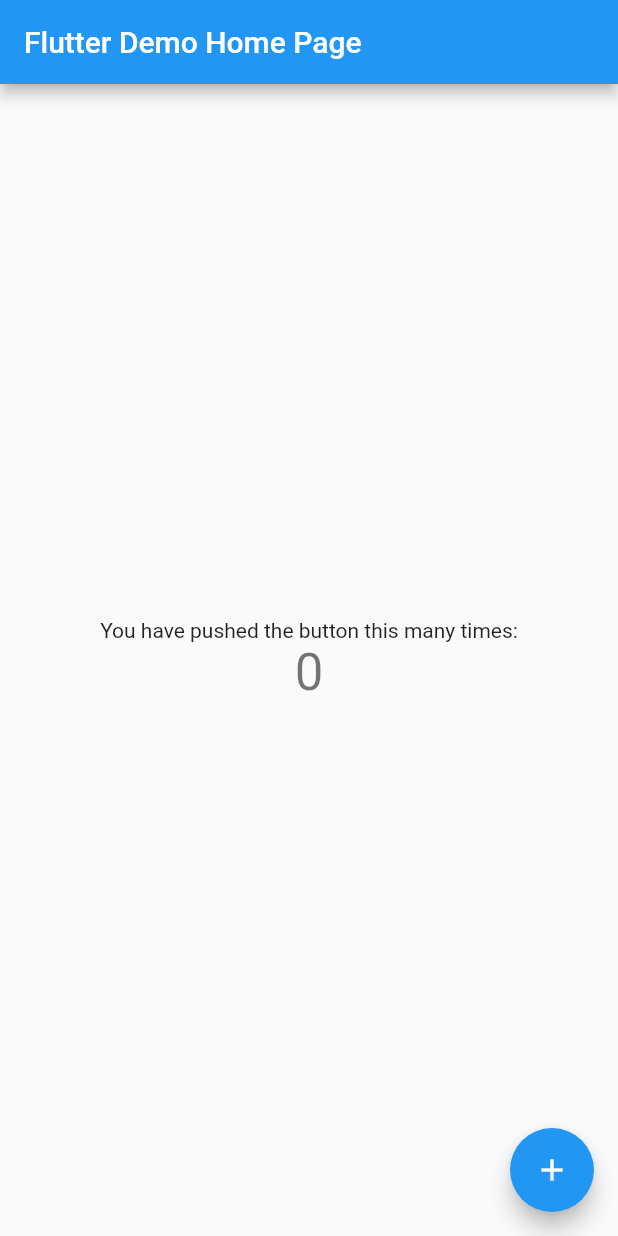
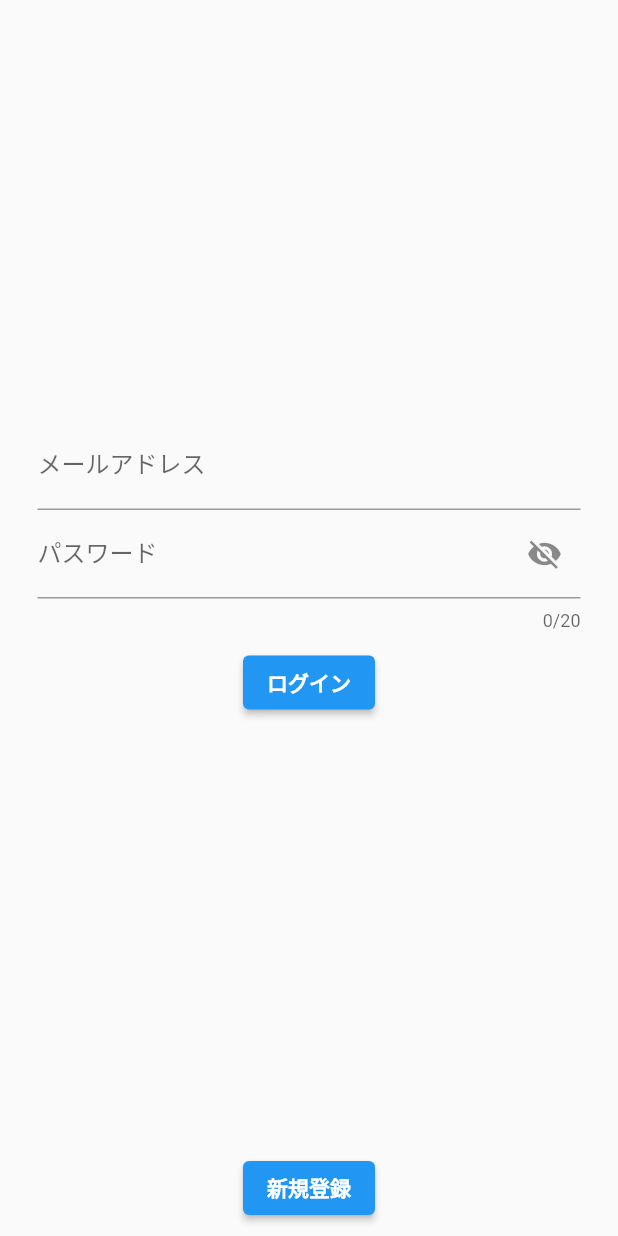
Before and after one commit to a2h1r0/nomikai, a Flutter app: the screen it shows after launch, on a phone screen of 412 x 824 dp. Run offline on Flutter 3.47's test engine with Material 2 defaults, Android fonts, the phone set to English and light mode, and no system bars; our stand-ins replace cloud_firestore, firebase_auth, firebase_core; accounts and stored records are empty.

Commit message:
#2 Create login.dart

```diff
--- /dev/null
+++ b/lib/authentication/ui/login.dart
@@ -0,0 +1,72 @@
+import 'package:flutter/material.dart';
+
+class LoginPage extends StatefulWidget {
+  const LoginPage({super.key});
+
+  @override
+  State<LoginPage> createState() => _LoginPageState();
+}
+
+class _LoginPageState extends State<LoginPage> {
+  bool _isObscure = true;
+
+  @override
+  Widget build(BuildContext context) {
+    return Scaffold(
+      body: Center(
+        child: Column(
+          mainAxisSize: MainAxisSize.min,
+          children: <Widget>[
+            Padding(
+                padding: const EdgeInsets.fromLTRB(25.0, 0, 25.0, 0),
+                child: TextFormField(
+                  decoration: const InputDecoration(labelText: 'メールアドレス'),
+                )),
+            Padding(
+              padding: const EdgeInsets.fromLTRB(25.0, 0, 25.0, 10.0),
+              child: TextFormField(
+                decoration: InputDecoration(
+                    labelText: 'パスワード',
+                    suffixIcon: IconButton(
+                      icon: Icon(
+                          _isObscure ? Icons.visibility_off : Icons.visibility),
+                      onPressed: () {
+                        setState(() {
+                          _isObscure = !_isObscure;
+                        });
+                      },
+                    )),
+                obscureText: _isObscure,
+                maxLength: 20,
+              ),
+            ),
+            ButtonTheme(
+              child: ElevatedButton(
+                onPressed: () {},
+                child: const Text(
+                  'ログイン',
+                  style: TextStyle(fontWeight: FontWeight.bold),
+                ),
+              ),
+            ),
+          ],
+        ),
+      ),
+      bottomNavigationBar:
+          Column(mainAxisSize: MainAxisSize.min, children: <Widget>[
+        Padding(
+          padding: const EdgeInsets.all(8.0),
+          child: ButtonTheme(
+            child: ElevatedButton(
+              onPressed: () {},
+              child: const Text(
+                '新規登録',
+                style: TextStyle(fontWeight: FontWeight.bold),
+              ),
+            ),
+          ),
+        ),
+      ]),
+    );
+  }
+}
--- a/lib/main.dart
+++ b/lib/main.dart
@@ -4,6 +4,8 @@
 import 'package:cloud_firestore/cloud_firestore.dart';
 
 import 'firebase_options.dart';
+
+import './authentication/ui/login.dart';
 
 void main() {
   runApp(const MyApp());
@@ -12,109 +14,11 @@
 class MyApp extends StatelessWidget {
   const MyApp({super.key});
 
-  // This widget is the root of your application.
   @override
   Widget build(BuildContext context) {
-    return MaterialApp(
+    return const MaterialApp(
       title: 'Flutter Demo',
-      theme: ThemeData(
-        // This is the theme of your application.
-        //
-        // Try running your application with "flutter run". You'll see the
-        // application has a blue toolbar. Then, without quitting the app, try
-        // changing the primarySwatch below to Colors.green and then invoke
-        // "hot reload" (press "r" in the console where you ran "flutter run",
-        // or simply save your changes to "hot reload" in a Flutter IDE).
-        // Notice that the counter didn't reset back to zero; the application
-        // is not restarted.
-        primarySwatch: Colors.blue,
-      ),
-      home: const MyHomePage(title: 'Flutter Demo Home Page'),
+      home: LoginPage(),
     );
   }
 }
-
-class MyHomePage extends StatefulWidget {
-  const MyHomePage({super.key, required this.title});
-
-  // This widget is the home page of your application. It is stateful, meaning
-  // that it has a State object (defined below) that contains fields that affect
-  // how it looks.
-
-  // This class is the configuration for the state. It holds the values (in this
-  // case the title) provided by the parent (in this case the App widget) and
-  // used by the build method of the State. Fields in a Widget subclass are
-  // always marked "final".
-
-  final String title;
-
-  @override
-  State<MyHomePage> createState() => _MyHomePageState();
-}
-
-class _MyHomePageState extends State<MyHomePage> {
-  int _counter = 0;
-
-  void _incrementCounter() {
-    setState(() {
-      // This call to setState tells the Flutter framework that something has
-      // changed in this State, which causes it to rerun the build method below
-      // so that the display can reflect the updated values. If we changed
-      // _counter without calling setState(), then the build method would not be
-      // called again, and so nothing would appear to happen.
-      _counter++;
-    });
-  }
-
-  @override
-  Widget build(BuildContext context) {
-    // This method is rerun every time setState is called, for instance as done
-    // by the _incrementCounter method above.
-    //
-    // The Flutter framework has been optimized to make rerunning build methods
-    // fast, so that you can just rebuild anything that needs updating rather
-    // than having to individually change instances of widgets.
-    return Scaffold(
-      appBar: AppBar(
-        // Here we take the value from the MyHomePage object that was created by
-        // the App.build method, and use it to set our appbar title.
-        title: Text(widget.title),
-      ),
-      body: Center(
-        // Center is a layout widget. It takes a single child and positions it
-        // in the middle of the parent.
-        child: Column(
-          // Column is also a layout widget. It takes a list of children and
-          // arranges them vertically. By default, it sizes itself to fit its
-          // children horizontally, and tries to be as tall as its parent.
-          //
-          // Invoke "debug painting" (press "p" in the console, choose the
-          // "Toggle Debug Paint" action from the Flutter Inspector in Android
-          // Studio, or the "Toggle Debug Paint" command in Visual Studio Code)
-          // to see the wireframe for each widget.
-          //
-          // Column has various properties to control how it sizes itself and
-          // how it positions its children. Here we use mainAxisAlignment to
-          // center the children vertically; the main axis here is the vertical
-          // axis because Columns are vertical (the cross axis would be
-          // horizontal).
-          mainAxisAlignment: MainAxisAlignment.center,
-          children: <Widget>[
-            const Text(
-              'You have pushed the button this many times:',
-            ),
-            Text(
-              '$_counter',
-              style: Theme.of(context).textTheme.headline4,
-            ),
-          ],
-        ),
-      ),
-      floatingActionButton: FloatingActionButton(
-        onPressed: _incrementCounter,
-        tooltip: 'Increment',
-        child: const Icon(Icons.add),
-      ), // This trailing comma makes auto-formatting nicer for build methods.
-    );
-  }
-}
```
